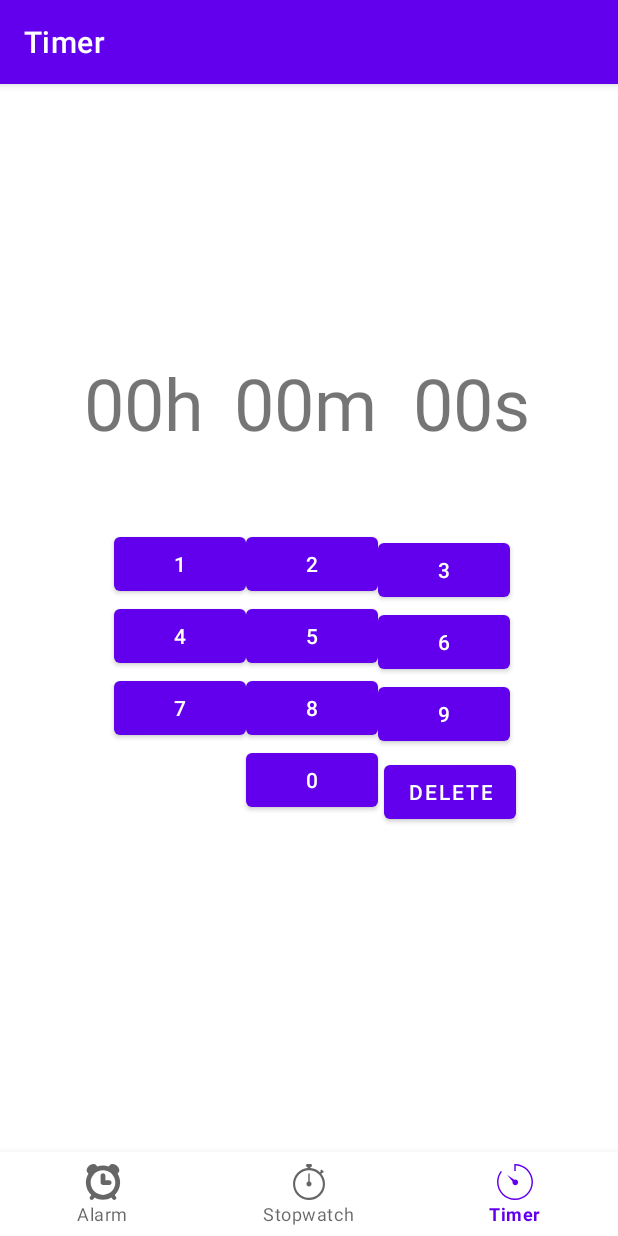
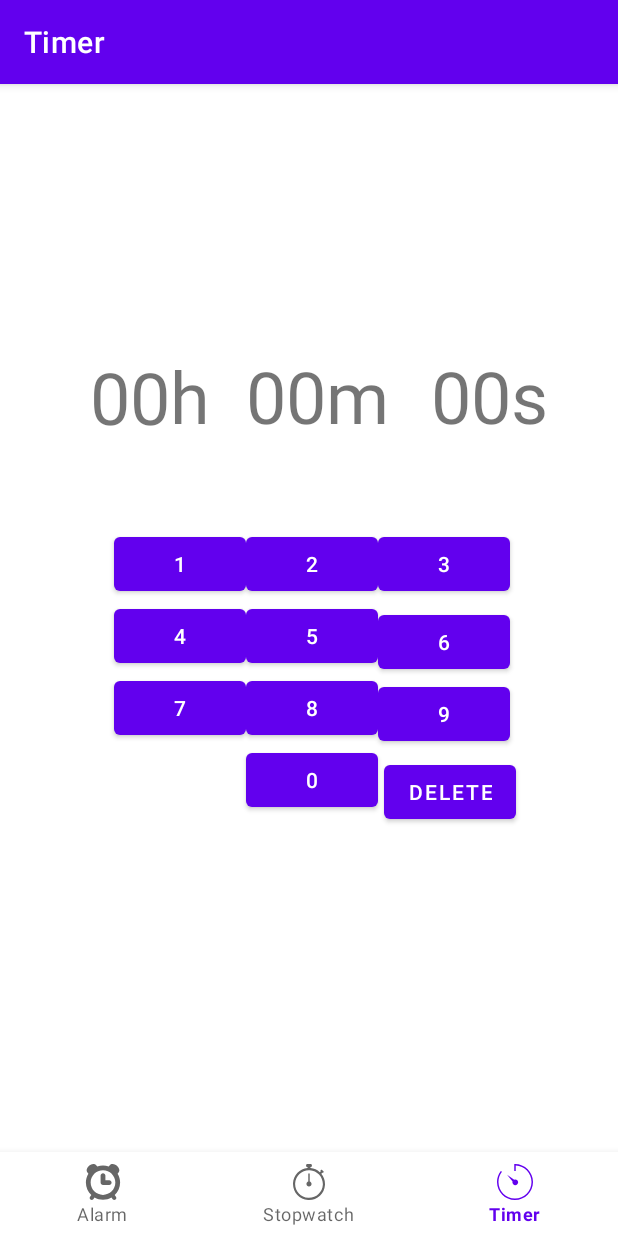
Before and after one commit to RennSter20/TimeManager, an Android app: the screen it shows after launch (MainActivity), item 3 of the bottom bar chosen, on a phone screen of 412 x 824 dp. Run offline under Robolectric (Android 15) with nearby library versions, the phone set to English and light mode, and no system bars; our stand-ins replace navigation-ui.

Commit message:
Logic for timer, select, deselect, change time.

```diff
--- a/app/src/main/res/layout/fragment_timer.xml
+++ b/app/src/main/res/layout/fragment_timer.xml
@@ -11,51 +11,47 @@
         android:id="@+id/textSecondsDigits"
         android:layout_width="wrap_content"
         android:layout_height="wrap_content"
-        android:layout_marginStart="24dp"
-        android:layout_marginTop="124dp"
+        android:layout_marginStart="28dp"
         android:text="00"
         android:textSize="48sp"
-        app:layout_constraintBottom_toTopOf="@+id/button2"
+        app:layout_constraintBottom_toBottomOf="parent"
         app:layout_constraintStart_toEndOf="@+id/textMinuteLetter"
         app:layout_constraintTop_toTopOf="parent"
-        app:layout_constraintVertical_bias="0.0" />
+        app:layout_constraintVertical_bias="0.184" />
 
     <TextView
         android:id="@+id/textSecondsLetter"
         android:layout_width="wrap_content"
         android:layout_height="wrap_content"
-        android:layout_marginTop="124dp"
         android:text="s"
         android:textSize="48sp"
-        app:layout_constraintBottom_toTopOf="@+id/button2"
+        app:layout_constraintBottom_toBottomOf="parent"
         app:layout_constraintStart_toEndOf="@+id/textSecondsDigits"
         app:layout_constraintTop_toTopOf="parent"
-        app:layout_constraintVertical_bias="0.0" />
+        app:layout_constraintVertical_bias="0.184" />
 
     <TextView
         android:id="@+id/textHourLetter"
         android:layout_width="wrap_content"
         android:layout_height="wrap_content"
-        android:layout_marginTop="124dp"
         android:text="h"
         android:textSize="48sp"
-        app:layout_constraintBottom_toTopOf="@+id/button"
+        app:layout_constraintBottom_toBottomOf="parent"
         app:layout_constraintStart_toEndOf="@+id/textHourDigits"
         app:layout_constraintTop_toTopOf="parent"
-        app:layout_constraintVertical_bias="0.0" />
+        app:layout_constraintVertical_bias="0.184" />
 
     <TextView
         android:id="@+id/textHourDigits"
         android:layout_width="wrap_content"
         android:layout_height="wrap_content"
-        android:layout_marginStart="56dp"
-        android:layout_marginTop="124dp"
+        android:layout_marginStart="60dp"
         android:text="00"
         android:textSize="48sp"
-        app:layout_constraintBottom_toTopOf="@+id/button"
+        app:layout_constraintBottom_toBottomOf="parent"
         app:layout_constraintStart_toStartOf="parent"
         app:layout_constraintTop_toTopOf="parent"
-        app:layout_constraintVertical_bias="0.0" />
+        app:layout_constraintVertical_bias="0.185" />
 
     <Button
         android:id="@+id/button"
@@ -64,7 +60,9 @@
         android:layout_marginStart="76dp"
         android:text="1"
         app:layout_constraintBottom_toTopOf="@+id/button4"
-        app:layout_constraintStart_toStartOf="parent" />
+        app:layout_constraintStart_toStartOf="parent"
+        app:layout_constraintTop_toTopOf="parent"
+        app:layout_constraintVertical_bias="1.0" />
 
     <Button
         android:id="@+id/button2"
@@ -72,7 +70,9 @@
         android:layout_height="wrap_content"
         android:text="2"
         app:layout_constraintBottom_toTopOf="@+id/button5"
-        app:layout_constraintStart_toEndOf="@+id/button" />
+        app:layout_constraintStart_toEndOf="@+id/button"
+        app:layout_constraintTop_toTopOf="parent"
+        app:layout_constraintVertical_bias="1.0" />
 
     <Button
         android:id="@+id/button3"
@@ -80,7 +80,9 @@
         android:layout_height="wrap_content"
         android:text="3"
         app:layout_constraintBottom_toTopOf="@+id/button6"
-        app:layout_constraintStart_toEndOf="@+id/button2" />
+        app:layout_constraintStart_toEndOf="@+id/button2"
+        app:layout_constraintTop_toTopOf="parent"
+        app:layout_constraintVertical_bias="0.984" />
 
     <Button
         android:id="@+id/button4"
@@ -158,25 +160,29 @@
         android:id="@+id/textMinuteDigits"
         android:layout_width="wrap_content"
         android:layout_height="wrap_content"
-        android:layout_marginStart="20dp"
-        android:layout_marginTop="124dp"
+        android:layout_marginStart="24dp"
         android:text="00"
         android:textSize="48sp"
-        app:layout_constraintBottom_toTopOf="@+id/button2"
+        app:layout_constraintBottom_toBottomOf="parent"
         app:layout_constraintStart_toEndOf="@+id/textHourLetter"
         app:layout_constraintTop_toTopOf="parent"
-        app:layout_constraintVertical_bias="0.0" />
+        app:layout_constraintVertical_bias="0.184" />
 
     <TextView
         android:id="@+id/textMinuteLetter"
         android:layout_width="wrap_content"
         android:layout_height="wrap_content"
-        android:layout_marginTop="124dp"
         android:text="m"
         android:textSize="48sp"
-        app:layout_constraintBottom_toTopOf="@+id/button2"
+        app:layout_constraintBottom_toBottomOf="parent"
         app:layout_constraintStart_toEndOf="@+id/textMinuteDigits"
         app:layout_constraintTop_toTopOf="parent"
-        app:layout_constraintVertical_bias="0.0" />
+        app:layout_constraintVertical_bias="0.184" />
+
+    <androidx.constraintlayout.widget.Group
+        android:id="@+id/group"
+        android:layout_width="wrap_content"
+        android:layout_height="wrap_content"
+        app:constraint_referenced_ids="button2,button0,button5,button7,button9,button,button3,button8,button4,button6,buttonDelete" />
 
 </androidx.constraintlayout.widget.ConstraintLayout>
```
Also changed, not shown: app/src/main/java/com/package/timemngr/ui/timer/TimerFragment.kt (+75 -22 lines).
